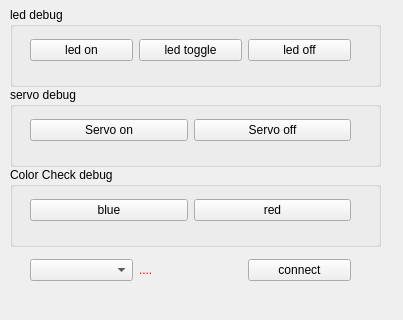
This is qt_mini_project/qt_opencv/mainwindow.ui in takecareYata/qt as Qt 5 draws it before an edit; both pictures show x 0 to 403 and y 273 to 593 of the 403 by 593 pixel window. The edited form follows.
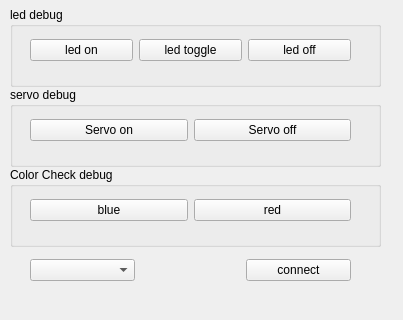
This is the edited form.

Commit message: gui 추가 편집

```diff
--- a/qt_mini_project/qt_opencv/mainwindow.ui
+++ b/qt_mini_project/qt_opencv/mainwindow.ui
@@ -192,19 +192,22 @@
       <height>26</height>
      </rect>
     </property>
-    <layout class="QHBoxLayout" name="horizontalLayout_5">
+    <layout class="QHBoxLayout" name="horizontalLayout_5" stretch="1,1,1">
      <item>
       <widget class="QComboBox" name="cbxSelectSerialCh"/>
      </item>
      <item>
-      <widget class="QLabel" name="label">
-       <property name="styleSheet">
-        <string notr="true">color: rgb(255, 0, 0);</string>
+      <spacer name="horizontalSpacer_3">
+       <property name="orientation">
+        <enum>Qt::Orientation::Horizontal</enum>
        </property>
-       <property name="text">
-        <string>....</string>
+       <property name="sizeHint" stdset="0">
+        <size>
+         <width>40</width>
+         <height>20</height>
+        </size>
        </property>
-      </widget>
+      </spacer>
      </item>
      <item>
       <widget class="QPushButton" name="btnConnect">
```
The commit also changes 2 other files.
